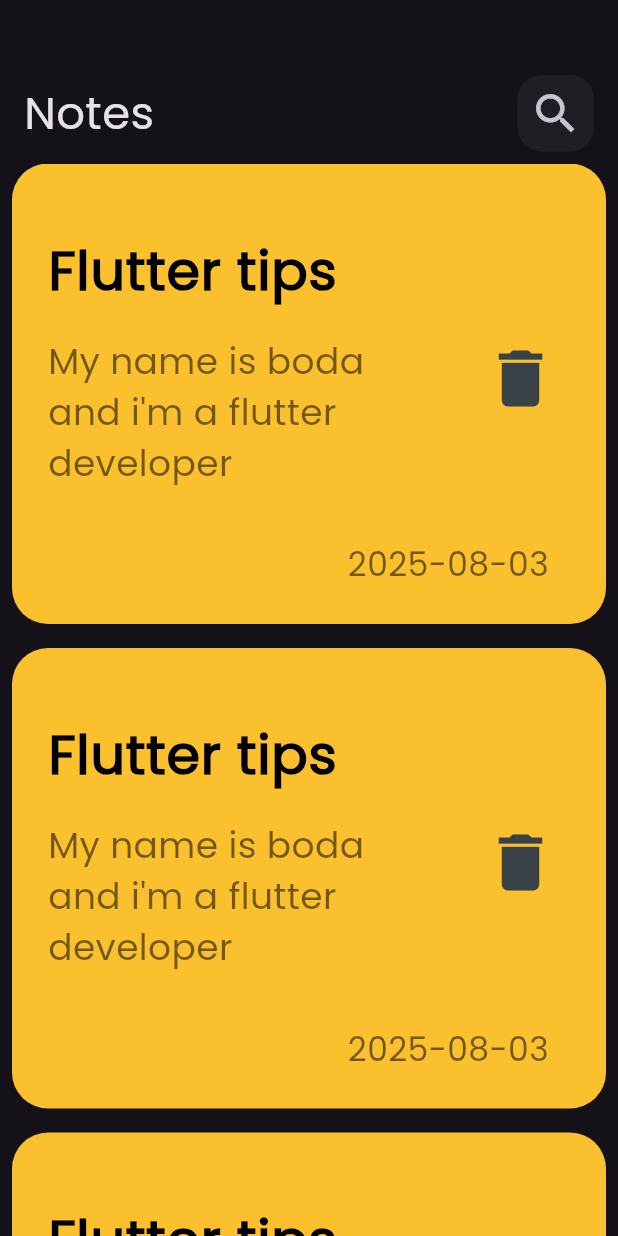
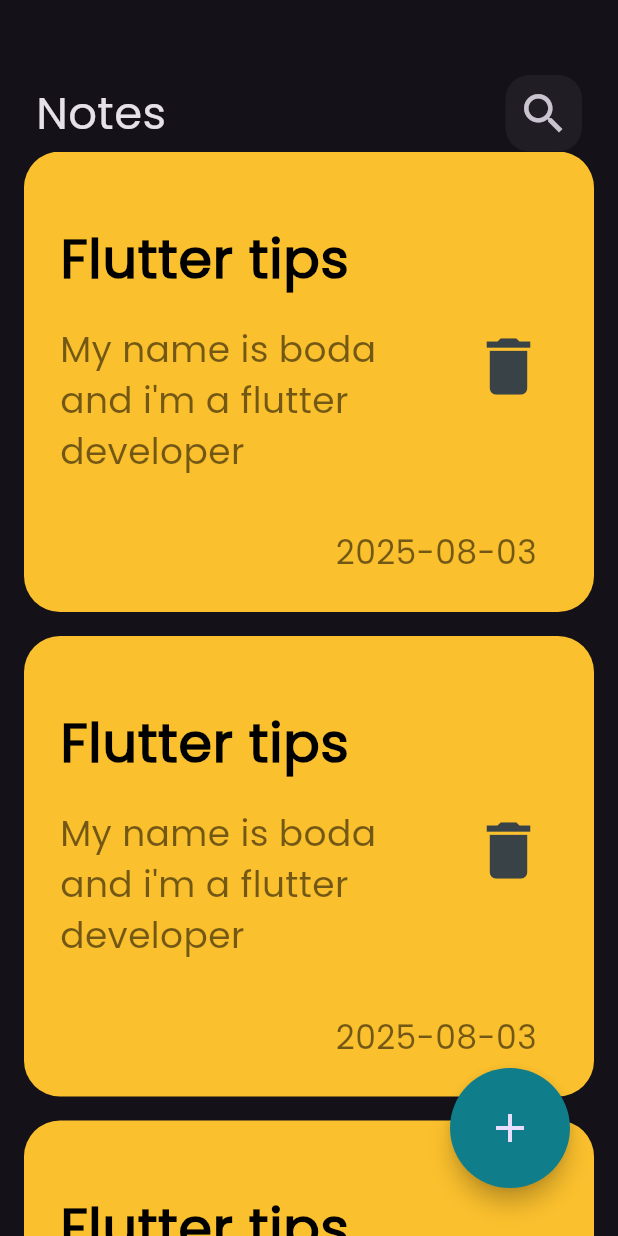
Before and after one commit to MoEhab74/Notes-App, a Flutter app: the screen it shows after launch, on a phone screen of 412 x 824 dp. Run offline on Flutter 3.47's test engine with Material 3 defaults, Android fonts, the phone set to English and light mode, and no system bars.

Commit message:
Add floating action buttom

```diff
--- a/lib/components/notes_list_view.dart
+++ b/lib/components/notes_list_view.dart
@@ -11,7 +11,7 @@ class NotesListView extends StatelessWidget {
         shrinkWrap: true,
         itemCount: 10,
         itemBuilder: (context,index){
-          return NoteItem();
+          return const NoteItem();
       }),
     );
   }
--- a/lib/views/notes_view.dart
+++ b/lib/views/notes_view.dart
@@ -7,7 +7,20 @@ class NotesView extends StatelessWidget {
   @override
   Widget build(BuildContext context) {
     return Scaffold(
-      body: NotesViewBody(),
+      floatingActionButton: Padding(
+        padding: const EdgeInsets.all(16),
+        child: SizedBox(
+          height: 80,
+          width: 80,
+          child: FloatingActionButton(
+            backgroundColor:  const Color.fromARGB(255, 16, 125, 139),
+            onPressed: () {},
+            shape: const CircleBorder(),
+            child: Icon(Icons.add, size: 32),
+          ),
+        ),
+      ),
+      body: const NotesViewBody(),
     );
   }
 }
--- a/lib/widgets/notes_view_body.dart
+++ b/lib/widgets/notes_view_body.dart
@@ -1,6 +1,5 @@
 import 'package:flutter/material.dart';
 import 'package:notes_app/components/notes_list_view.dart';
-import 'package:notes_app/widgets/note_item.dart';
 import 'package:notes_app/widgets/simple_app_bar.dart';
 
 class NotesViewBody extends StatelessWidget {
@@ -9,12 +8,11 @@ class NotesViewBody extends StatelessWidget {
   @override
   Widget build(BuildContext context) {
     return Padding(
-      padding: const EdgeInsets.only(left: 8, right: 8, top: 42),
+      padding: const EdgeInsets.only(left: 16, right: 16, top: 42),
       child: Column(
         children: const [
           SimpleAppBar(),
-          // SizedBox(height: 16,),
-          NotesListView()
+          NotesListView(),
         ],
       ),
     );
--- a/lib/widgets/simple_app_bar.dart
+++ b/lib/widgets/simple_app_bar.dart
@@ -7,7 +7,7 @@ class SimpleAppBar extends StatelessWidget {
   @override
   Widget build(BuildContext context) {
     return Padding(
-            padding: const EdgeInsets.all(8.0),
+            padding: const EdgeInsets.only(top:8.0,left: 8.0,right: 8.0),
             child: Row(
               mainAxisAlignment: MainAxisAlignment.spaceBetween,
               children: [
```
